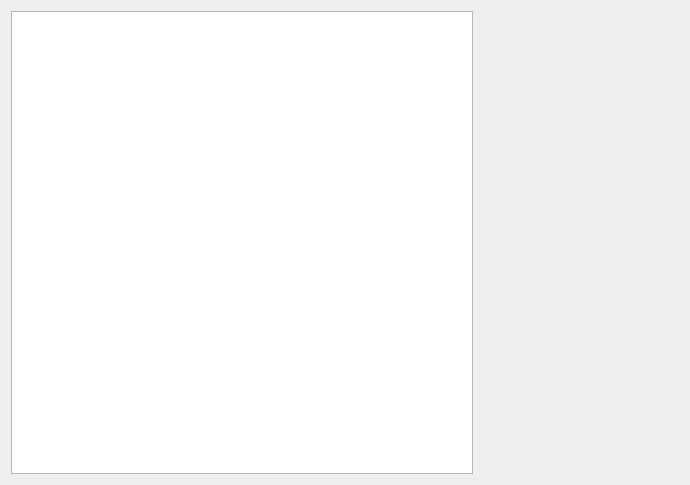
Qt form widgets/todo/TodoPage.ui (SeptemberHX/Cabinet) before a commit.
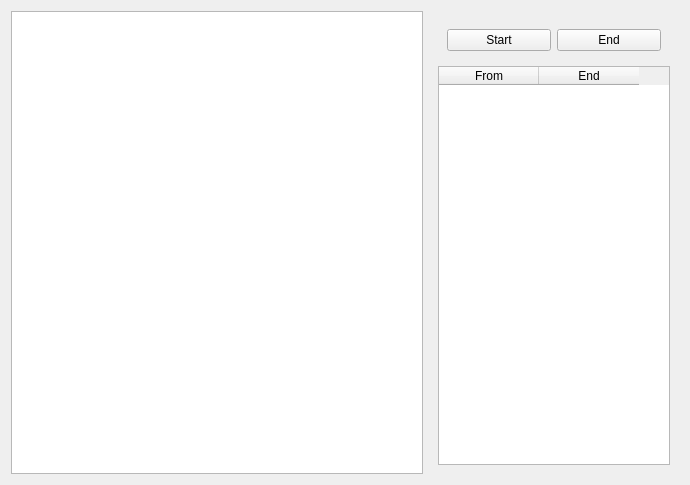
The same form after that commit.

Diff of the .ui file:
```diff
--- a/widgets/todo/TodoPage.ui
+++ b/widgets/todo/TodoPage.ui
@@ -29,6 +29,48 @@
        <height>0</height>
       </size>
      </property>
+     <property name="maximumSize">
+      <size>
+       <width>250</width>
+       <height>16777215</height>
+      </size>
+     </property>
+     <layout class="QVBoxLayout" name="verticalLayout">
+      <item>
+       <widget class="QWidget" name="widget_2" native="true">
+        <layout class="QHBoxLayout" name="horizontalLayout_2">
+         <item>
+          <widget class="QPushButton" name="pushButton">
+           <property name="text">
+            <string>Start</string>
+           </property>
+          </widget>
+         </item>
+         <item>
+          <widget class="QPushButton" name="pushButton_2">
+           <property name="text">
+            <string>End</string>
+           </property>
+          </widget>
+         </item>
+        </layout>
+       </widget>
+      </item>
+      <item>
+       <widget class="QTableWidget" name="tableWidget">
+        <column>
+         <property name="text">
+          <string>From</string>
+         </property>
+        </column>
+        <column>
+         <property name="text">
+          <string>End</string>
+         </property>
+        </column>
+       </widget>
+      </item>
+     </layout>
     </widget>
    </item>
   </layout>
```
